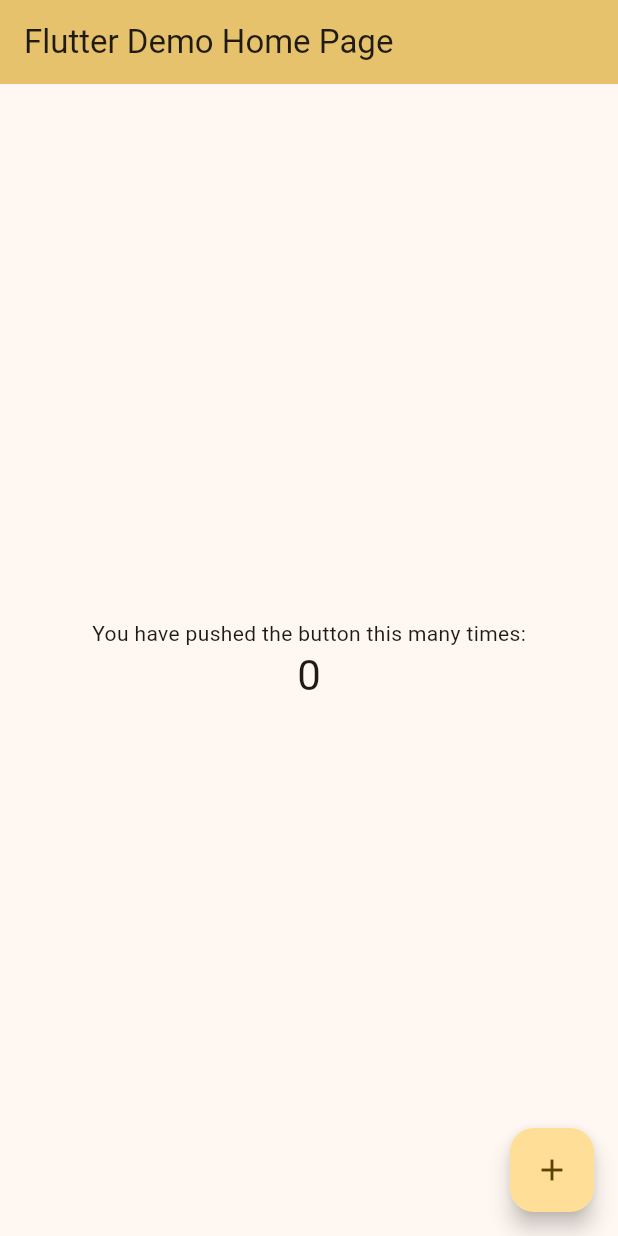
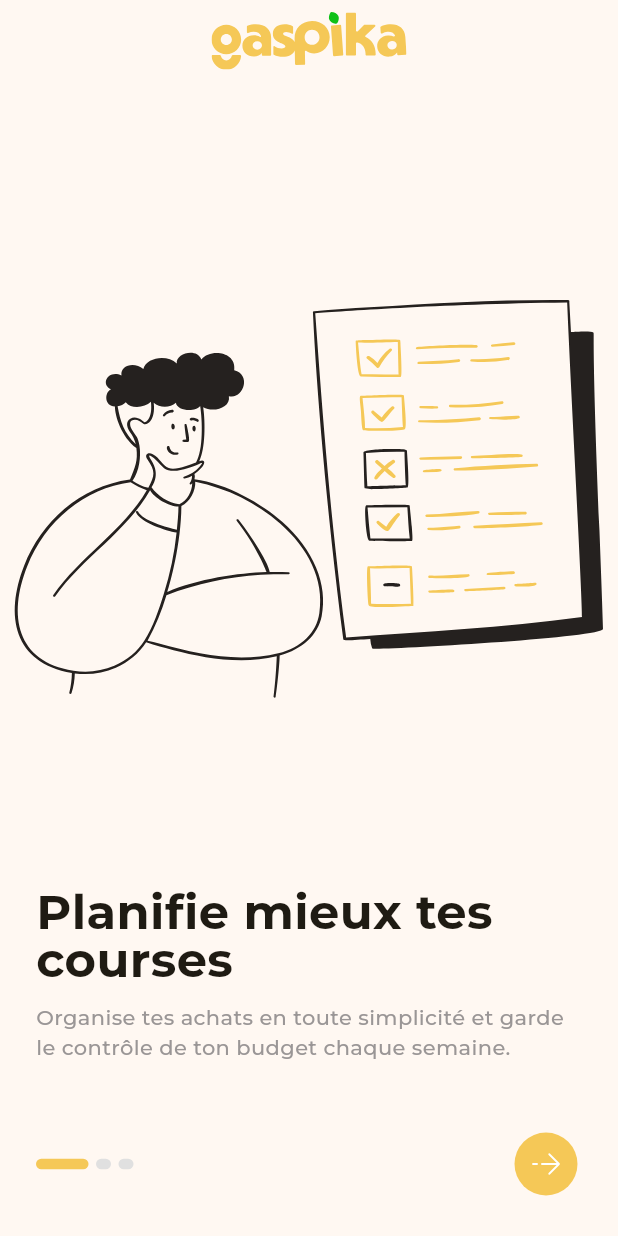
Before and after one commit to KiritoEM/gaspika, a Flutter app: the screen it shows after launch, on a phone screen of 412 x 824 dp. Run offline on Flutter 3.47's test engine with Material 3 defaults, Android fonts, the phone set to English and light mode, and no system bars; our stand-ins replace flutter_svg, go_router, google_fonts.

Commit message:
feat(onboarding): finish onboarding slider

```diff
--- a/Mobile/lib/configs/app_colors.dart
+++ b/Mobile/lib/configs/app_colors.dart
@@ -2,4 +2,5 @@ import 'package:flutter/animation.dart';
 
 class AppColors {
   static const Color primary = Color(0xFFF5C857);
+  static const Color mutedForeground = Color(0xFF9A9696);
 }
--- a/Mobile/lib/configs/app_theme.dart
+++ b/Mobile/lib/configs/app_theme.dart
@@ -1,12 +1,22 @@
 import 'package:flutter/material.dart';
 import 'package:gaspika_mobile/configs/app_colors.dart';
+import 'package:google_fonts/google_fonts.dart';
 
 class AppTheme {
-  static ThemeData theme = ThemeData(
+  static ThemeData theme(BuildContext context) {
+    return ThemeData(
       useMaterial3: true,
       colorScheme: ColorScheme.fromSeed(
         seedColor: AppColors.primary,
         brightness: Brightness.light,
       ),
+      textTheme: GoogleFonts.montserratTextTheme(Theme.of(context).textTheme)
+          .copyWith(
+            bodyMedium: GoogleFonts.montserrat(fontWeight: FontWeight.w500),
+          ),
+      iconButtonTheme: IconButtonThemeData(
+        style: IconButton.styleFrom(backgroundColor: AppColors.primary),
+      ),
     );
   }
+}
--- /dev/null
+++ b/Mobile/lib/features/onboarding/models/slider_model.dart
@@ -0,0 +1,23 @@
+class SliderModel {
+  String illustration;
+  String title;
+  String description;
+
+  SliderModel({
+    required this.title,
+    required this.description,
+    required this.illustration,
+  });
+
+  void setIllustration(String getIllustration) {
+    illustration = getIllustration;
+  }
+
+  void setTitle(String getTitle) {
+    title = getTitle;
+  }
+
+  void setDescription(String getDescription) {
+    description = getDescription;
+  }
+}
--- /dev/null
+++ b/Mobile/lib/features/onboarding/views/onboarding_screen.dart
@@ -0,0 +1,57 @@
+import 'package:flutter/material.dart';
+import 'package:flutter_svg/flutter_svg.dart';
+import 'package:gaspika_mobile/features/onboarding/models/slider_model.dart';
+import 'package:gaspika_mobile/features/onboarding/widgets/onboarding_slider.dart';
+
+class OnboardingScreen extends StatelessWidget {
+  const OnboardingScreen({super.key});
+
+  @override
+  Widget build(BuildContext context) {
+    // Data for onboarding slider
+    final List<SliderModel> slides = [
+      SliderModel(
+        title: 'Planifie mieux tes courses',
+        description:
+            'Organise tes achats en toute simplicité et garde le contrôle de ton budget chaque semaine.',
+        illustration: 'assets/images/onboarding-logo-1.svg',
+      ),
+      SliderModel(
+        title: 'Maîtrise ton stock alimentaire',
+        description:
+            'Système intelligent pour suivre ce que tu as déjà et te prévenir avant que ça ne s\'abîme.',
+        illustration: 'assets/images/onboarding-logo-2.svg',
+      ),
+      SliderModel(
+        title: 'Transforme tes restes',
+        description:
+            'L\'IA te propose des astuces, recettes et techniques pour donner une seconde vie à ta nourriture.',
+        illustration: 'assets/images/onboarding-logo-3.svg',
+      ),
+    ];
+
+    return Scaffold(
+      body: SafeArea(
+        child: Stack(
+          children: [
+            // Logo en haut
+            Positioned.fill(
+              top: 8,
+              child: Align(
+                alignment: Alignment.topCenter,
+                child: SvgPicture.asset(
+                  'assets/icons/gaspika-logo-text.svg',
+                  semanticsLabel: 'Illustration Gaspika',
+                  width: 130,
+                ),
+              ),
+            ),
+
+            // Slider
+            OnboardingSlider(slides: slides, onComplete: () {}),
+          ],
+        ),
+      ),
+    );
+  }
+}
--- /dev/null
+++ b/Mobile/lib/features/onboarding/widgets/build_dot.dart
@@ -0,0 +1,23 @@
+// ignore_for_file: must_be_immutable
+
+import 'package:flutter/material.dart';
+import 'package:gaspika_mobile/configs/app_colors.dart';
+
+class BuildDot extends StatelessWidget {
+  bool isActive = false;
+
+  BuildDot({super.key, required this.isActive});
+
+  @override
+  Widget build(BuildContext context) {
+    return Container(
+      height: 7,
+      width: isActive ? 35 : 10,
+      margin: EdgeInsets.only(right: 5),
+      decoration: BoxDecoration(
+        borderRadius: BorderRadius.circular(20),
+        color: isActive ? AppColors.primary : Colors.grey[300],
+      ),
+    );
+  }
+}
--- /dev/null
+++ b/Mobile/lib/features/onboarding/widgets/onboarding_slider.dart
@@ -0,0 +1,136 @@
+import 'package:flutter/material.dart';
+import 'package:flutter_svg/flutter_svg.dart';
+import 'package:gaspika_mobile/configs/app_colors.dart';
+import 'package:gaspika_mobile/features/onboarding/models/slider_model.dart';
+import 'package:gaspika_mobile/features/onboarding/widgets/build_dot.dart';
+
+class OnboardingSlider extends StatefulWidget {
+  final List<SliderModel> slides;
+  final VoidCallback onComplete;
+
+  const OnboardingSlider({
+    super.key,
+    required this.slides,
+    required this.onComplete,
+  });
+
+  @override
+  State<OnboardingSlider> createState() => _OnboardingSliderState();
+}
+
+class _OnboardingSliderState extends State<OnboardingSlider> {
+  int currentIndex = 0;
+  late PageController _controller;
+
+  @override
+  void initState() {
+    super.initState();
+    _controller = PageController(initialPage: 0);
+  }
+
+  @override
+  void dispose() {
+    _controller.dispose();
+    super.dispose();
+  }
+
+  void _hanlePressNext() {
+    if (currentIndex < widget.slides.length - 1) {
+      _controller.nextPage(
+        duration: const Duration(milliseconds: 300),
+        curve: Curves.easeInOut,
+      );
+    } else {
+      widget.onComplete();
+    }
+  }
+
+  @override
+  Widget build(BuildContext context) {
+    final ThemeData theme = Theme.of(context);
+
+    return Column(
+      mainAxisAlignment: MainAxisAlignment.end,
+      children: [
+        // Slider Illustration
+        SizedBox(
+          width: double.infinity,
+          height: MediaQuery.of(context).size.height * 0.45,
+          child: PageView.builder(
+            controller: _controller,
+            onPageChanged: (index) {
+              setState(() {
+                currentIndex = index;
+              });
+            },
+            itemCount: widget.slides.length,
+            itemBuilder: (context, index) {
+              return SvgPicture.asset(
+                widget.slides[index].illustration,
+                semanticsLabel: 'Illustration Gaspika',
+                fit: BoxFit.fill,
+                alignment: Alignment.topCenter,
+              );
+            },
+          ),
+        ),
+
+        const SizedBox(height: 50),
+
+        // Slider Content
+        SizedBox(
+          width: double.infinity,
+          child: Container(
+            padding: EdgeInsets.all(24),
+            child: Column(
+              crossAxisAlignment: CrossAxisAlignment.start,
+              spacing: 12,
+              children: [
+                Text(
+                  widget.slides[currentIndex].title,
+                  style: TextStyle(
+                    fontSize: theme.textTheme.headlineLarge!.fontSize,
+                    fontWeight: FontWeight.w700,
+                    height: 1,
+                  ),
+                ),
+
+                Text(
+                  widget.slides[currentIndex].description,
+                  style: const TextStyle(color: AppColors.mutedForeground),
+                ),
+
+                const SizedBox(height: 20),
+
+                // Dots and Navigation Button
+                Row(
+                  mainAxisAlignment: MainAxisAlignment.spaceBetween,
+                  children: [
+                    Row(
+                      children: List.generate(
+                        widget.slides.length,
+                        (index) => BuildDot(isActive: index == currentIndex),
+                      ),
+                    ),
+
+                    IconButton.filled(
+                      onPressed: _hanlePressNext,
+                      icon: SvgPicture.asset(
+                        'assets/icons/arrow-right-broken.svg',
+                        width: 26,
+                        height: 26,
+                      ),
+                      style: IconButton.styleFrom(
+                        backgroundColor: AppColors.primary,
+                      ),
+                    ),
+                  ],
+                ),
+              ],
+            ),
+          ),
+        ),
+      ],
+    );
+  }
+}
--- a/Mobile/lib/main.dart
+++ b/Mobile/lib/main.dart
@@ -1,5 +1,6 @@
 import 'package:flutter/material.dart';
 import 'package:gaspika_mobile/configs/app_theme.dart';
+import 'package:gaspika_mobile/utils/router.dart';
 
 void main() {
   runApp(const MyApp());
@@ -10,96 +11,10 @@ class MyApp extends StatelessWidget {
 
   @override
   Widget build(BuildContext context) {
-    return MaterialApp(
+    return MaterialApp.router(
       title: 'Flutter Demo',
-      theme: AppTheme.theme,
-      home: const MyHomePage(title: 'Flutter Demo Home Page'),
+      theme: AppTheme.theme(context),
+      routerConfig: AppRouter.router,
     );
   }
 }
-
-class MyHomePage extends StatefulWidget {
-  const MyHomePage({super.key, required this.title});
-
-  // This widget is the home page of your application. It is stateful, meaning
-  // that it has a State object (defined below) that contains fields that affect
-  // how it looks.
-
-  // This class is the configuration for the state. It holds the values (in this
-  // case the title) provided by the parent (in this case the App widget) and
-  // used by the build method of the State. Fields in a Widget subclass are
-  // always marked "final".
-
-  final String title;
-
-  @override
-  State<MyHomePage> createState() => _MyHomePageState();
-}
-
-class _MyHomePageState extends State<MyHomePage> {
-  int _counter = 0;
-
-  void _incrementCounter() {
-    setState(() {
-      // This call to setState tells the Flutter framework that something has
-      // changed in this State, which causes it to rerun the build method below
-      // so that the display can reflect the updated values. If we changed
-      // _counter without calling setState(), then the build method would not be
-      // called again, and so nothing would appear to happen.
-      _counter++;
-    });
-  }
-
-  @override
-  Widget build(BuildContext context) {
-    // This method is rerun every time setState is called, for instance as done
-    // by the _incrementCounter method above.
-    //
-    // The Flutter framework has been optimized to make rerunning build methods
-    // fast, so that you can just rebuild anything that needs updating rather
-    // than having to individually change instances of widgets.
-    return Scaffold(
-      appBar: AppBar(
-        // TRY THIS: Try changing the color here to a specific color (to
-        // Colors.amber, perhaps?) and trigger a hot reload to see the AppBar
-        // change color while the other colors stay the same.
-        backgroundColor: Theme.of(context).colorScheme.inversePrimary,
-        // Here we take the value from the MyHomePage object that was created by
-        // the App.build method, and use it to set our appbar title.
-        title: Text(widget.title),
-      ),
-      body: Center(
-        // Center is a layout widget. It takes a single child and positions it
-        // in the middle of the parent.
-        child: Column(
-          // Column is also a layout widget. It takes a list of children and
-          // arranges them vertically. By default, it sizes itself to fit its
-          // children horizontally, and tries to be as tall as its parent.
-          //
-          // Column has various properties to control how it sizes itself and
-          // how it positions its children. Here we use mainAxisAlignment to
-          // center the children vertically; the main axis here is the vertical
-          // axis because Columns are vertical (the cross axis would be
-          // horizontal).
-          //
-          // TRY THIS: Invoke "debug painting" (choose the "Toggle Debug Paint"
-          // action in the IDE, or press "p" in the console), to see the
-          // wireframe for each widget.
-          mainAxisAlignment: .center,
-          children: [
-            const Text('You have pushed the button this many times:'),
-            Text(
-              '$_counter',
-              style: Theme.of(context).textTheme.headlineMedium,
-            ),
-          ],
-        ),
-      ),
-      floatingActionButton: FloatingActionButton(
-        onPressed: _incrementCounter,
-        tooltip: 'Increment',
-        child: const Icon(Icons.add),
-      ),
-    );
-  }
-}
--- /dev/null
+++ b/Mobile/lib/utils/router.dart
@@ -0,0 +1,9 @@
+import 'package:gaspika_mobile/features/onboarding/views/onboarding_screen.dart';
+import 'package:go_router/go_router.dart';
+
+class AppRouter {
+  static GoRouter router = GoRouter(
+    initialLocation: '/',
+    routes: [GoRoute(path: '/', builder: (_, state) => OnboardingScreen())],
+  );
+}
```
Also changed, not shown: Mobile/pubspec.yaml (+5 -3 lines), Mobile/assets/icons/arrow-right-broken.svg (added), Mobile/assets/icons/gaspika-logo-text.svg (added), Mobile/assets/images/onboarding-logo-1.svg (added), Mobile/assets/images/onboarding-logo-2.svg (added), Mobile/assets/images/onboarding-logo-3.svg (added), Mobile/pubspec.lock, 1 other file. Lines whose indentation alone changed are shown as unchanged.
